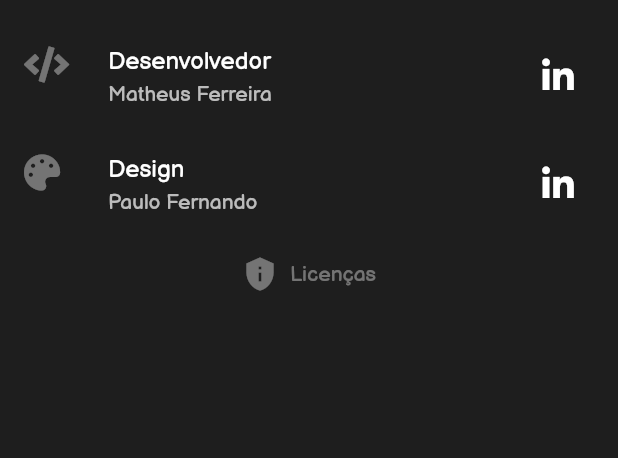
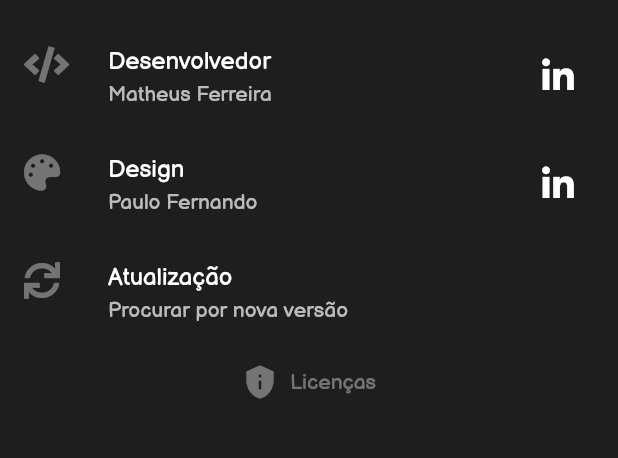
Before and after one commit to TheuFerreira/Flutter-Video-Cut, a Flutter app: the CreditsPage screen opened directly, on a phone screen of 412 x 824 dp, the part 62-520 px from its top. Run offline on Flutter 3.47's test engine with Material 2 defaults, Android fonts, the phone set to English and light mode, and no system bars; our stand-ins replace firebase_core, firebase_crashlytics, flutter_mobx, fluttertoast, font_awesome_flutter, google_mobile_ads and 3 more; missing offline and left inert: ffmpeg_kit_flutter_min, new_version, video_thumbnail; accounts and stored records are empty; generated files the repository leaves out were written again.

Commit message:
Version check in Credits Page

```diff
--- a/lib/app/screens/credits/controllers/credits_controller.dart
+++ b/lib/app/screens/credits/controllers/credits_controller.dart
@@ -1,4 +1,7 @@
+import 'package:flutter/material.dart';
+import 'package:flutter_video_cut/app/shared/services/dialog_service.dart';
 import 'package:flutter_video_cut/app/shared/services/url_service.dart';
+import 'package:flutter_video_cut/app/shared/services/version_service.dart';
 import 'package:mobx/mobx.dart';
 
 part 'credits_controller.g.dart';
@@ -7,8 +10,28 @@ class CreditsController = _CreditsControllerBase with _$CreditsController;
 
 abstract class _CreditsControllerBase with Store {
   final IUrlService urlService = UrlService();
+  final IVersionService _versionService = VersionService();
 
   void open(String url) {
     urlService.open(url);
   }
+
+  void checkForNewVersion(BuildContext context) async {
+    final updateAvailable = await _versionService.updateAvailable();
+    if (!updateAvailable) {
+      DialogService.showInfoDialog(context, 'Você está na versão mais recente');
+      return;
+    }
+
+    final result = await DialogService.showQuestionDialog(
+      context,
+      'Nova versão disponível',
+      'Deseja atualizar o Video Cut?',
+    );
+    if (result != true) {
+      return;
+    }
+
+    await _versionService.launchAppStore();
+  }
 }
--- a/lib/app/screens/credits/credits_page.dart
+++ b/lib/app/screens/credits/credits_page.dart
@@ -47,6 +47,12 @@ class _CreditsPageState extends State<CreditsPage> {
               onPressed: () => _controller.open('https://www.linkedin.com/in/paulo-fernando-071bb31a9/'),
             ),
           ),
+          ListTile(
+            leading: const FaIcon(FontAwesomeIcons.sync),
+            title: const Text('Atualização'),
+            subtitle: const Text('Procurar por nova versão'),
+            onTap: () => _controller.checkForNewVersion(context),
+          ),
           TextButton.icon(
             onPressed: () => showLicensePage(context: context),
             icon: const FaIcon(Icons.privacy_tip),
--- a/lib/app/shared/services/version_service.dart
+++ b/lib/app/shared/services/version_service.dart
@@ -14,7 +14,7 @@ class VersionService implements IVersionService {
     if (version == null) {
       return;
     }
-    await _newVersion.launchAppStore(version!.appStoreLink);
+    await _newVersion.launchAppStore(version.appStoreLink);
   }
 
   @override
```
Also changed, not shown: lib/app/screens/home/controllers/home_controller.dart (+1 -22 lines), lib/app/screens/home/home_page.dart (+6 -3 lines).
